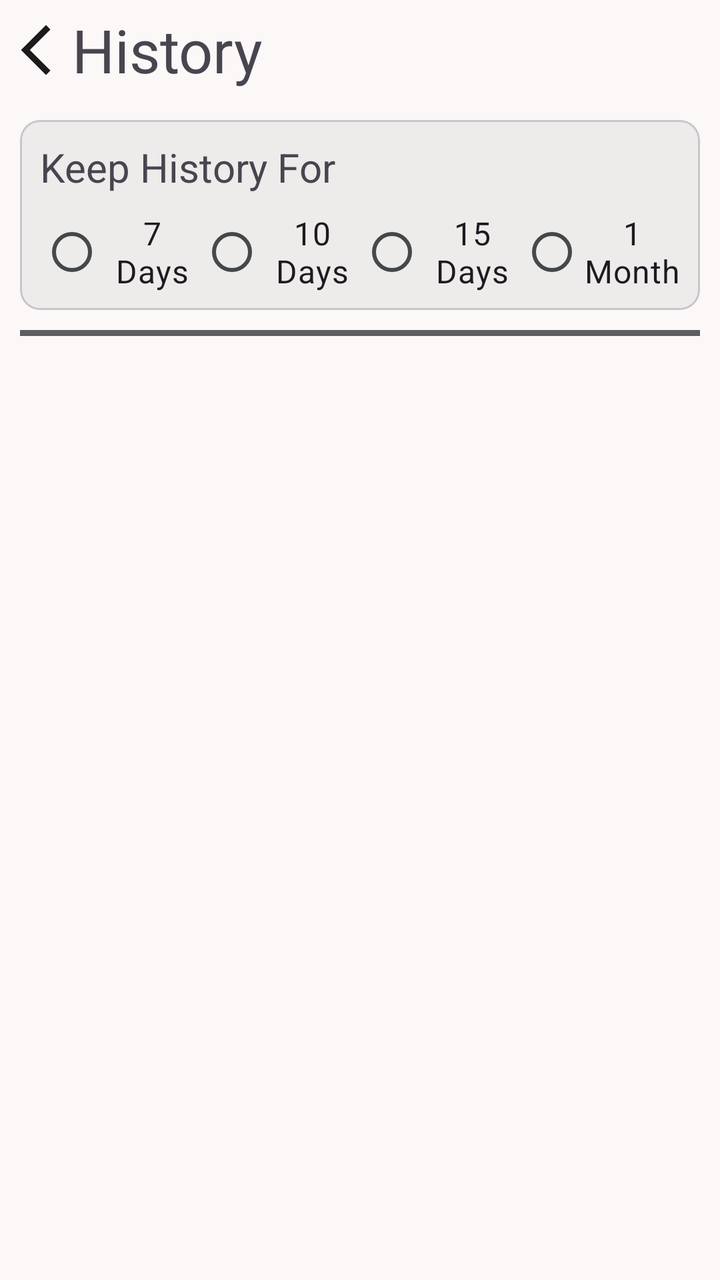
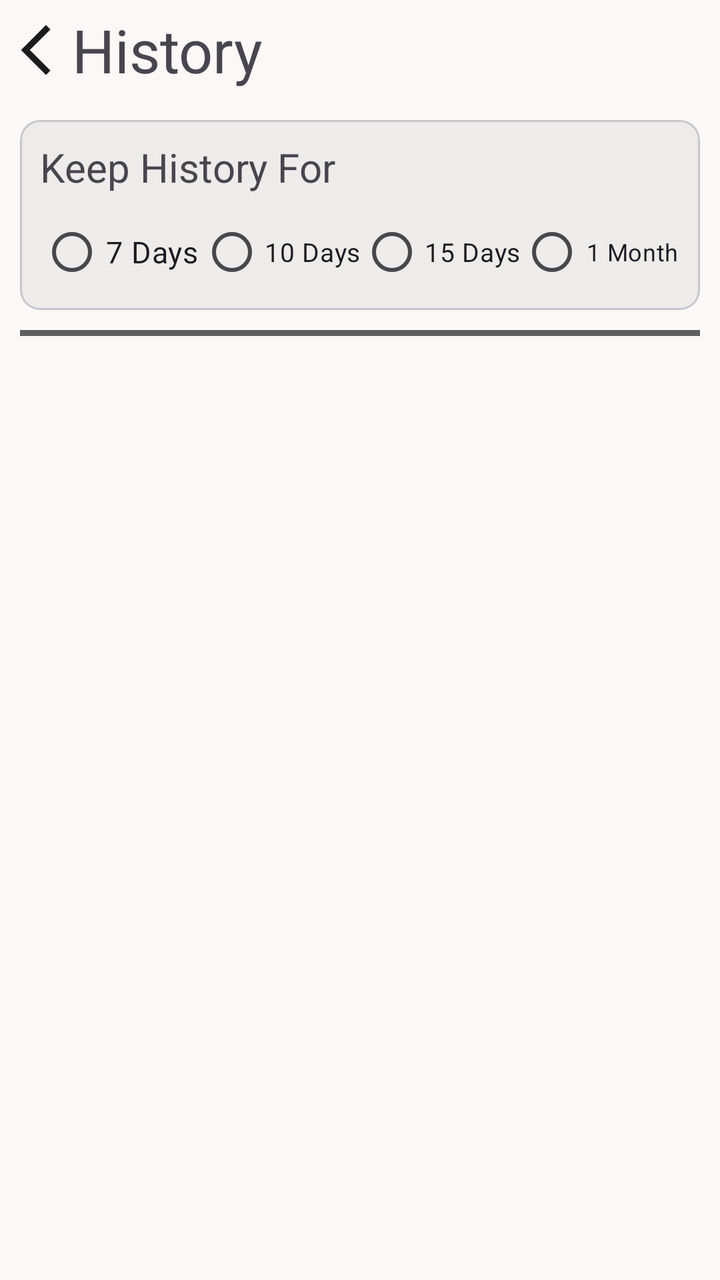

Screens rendered from an Android XML layout before and after an edit, with the pre-edit source and the edit as a unified diff.
<!-- AndroidManifest.xml: application theme Theme.TodayToEat -->
<!-- res/layout/activity_history.xml -->
<?xml version="1.0" encoding="utf-8"?>
<androidx.constraintlayout.widget.ConstraintLayout xmlns:android="http://schemas.android.com/apk/res/android"
    xmlns:app="http://schemas.android.com/apk/res-auto"
    xmlns:tools="http://schemas.android.com/tools"
    android:id="@+id/history_activity"
    android:layout_width="match_parent"
    android:layout_height="match_parent"
    tools:context=".HistoryActivity"
    android:layout_marginTop="30sp">

    <LinearLayout
        android:id="@+id/ll_history_header"
        app:layout_constraintTop_toTopOf="parent"
        android:layout_width="match_parent"
        android:layout_height="50sp"
        android:orientation="horizontal"
        tools:ignore="MissingConstraints">

        <ImageButton
            android:id="@+id/ib_back"
            android:layout_width="0dp"
            android:layout_height="50sp"
            android:layout_gravity="center"
            android:layout_weight="1"
            android:src="@drawable/baseline_arrow_back_ios_new_24"
            android:backgroundTint="@color/transparent"/>

        <TextView
            android:layout_width="0dp"
            android:layout_height="wrap_content"
            android:layout_gravity="center|start"
            android:layout_weight="9"
            android:text="@string/history"
            android:textSize="30sp"
            tools:ignore="MissingConstraints" />

    </LinearLayout>

    <com.google.android.material.card.MaterialCardView
        android:id="@+id/card_history_filter"
        android:layout_width="match_parent"
        android:layout_height="wrap_content"
        android:orientation="vertical"
        app:cardCornerRadius="10sp"
        app:cardElevation="3sp"
        android:outlineAmbientShadowColor="@android:color/transparent"
        android:outlineSpotShadowColor="@android:color/transparent"
        android:layout_margin="10sp"
        app:layout_constraintTop_toBottomOf="@id/ll_history_header">

        <LinearLayout
            android:layout_width="match_parent"
            android:layout_height="wrap_content"
            android:orientation="vertical">

            <TextView
                android:id="@+id/tv_history_filter"
                android:layout_width="match_parent"
                android:layout_height="wrap_content"
                android:text="@string/history_save_time"
                android:textSize="20sp"
                android:gravity="start"
                android:layout_marginStart="10sp"
                android:layout_marginTop="10sp"
                android:layout_marginEnd="10sp" />

            <RadioGroup
                android:id="@+id/rg_date_filter"
                android:layout_width="match_parent"
                android:layout_height="wrap_content"
                android:orientation="horizontal"
                app:layout_constraintTop_toBottomOf="@+id/tv_history_filter"
                android:layout_marginStart="10sp"
                android:layout_marginEnd="10sp"
                android:layout_marginTop="5sp"
                android:layout_marginBottom="5sp"
                android:gravity="center">

                <RadioButton
                    android:id="@+id/rb_7days"
                    android:layout_width="0dp"
                    android:layout_height="wrap_content"
                    android:layout_weight="1"
                    android:text="@string/filter_7_days"
                    android:textSize="16sp"
                    android:gravity="center" />

                <RadioButton
                    android:id="@+id/rb_10days"
                    android:layout_width="0dp"
                    android:layout_height="wrap_content"
                    android:layout_weight="1"
                    android:text="@string/filter_10_days"
                    android:textSize="16sp"
                    android:gravity="center" />

                <RadioButton
                    android:id="@+id/rb_15days"
                    android:layout_width="0dp"
                    android:layout_height="wrap_content"
                    android:layout_weight="1"
                    android:text="@string/filter_15_days"
                    android:textSize="16sp"
                    android:gravity="center" />

                <RadioButton
                    android:id="@+id/rb_30days"
                    android:layout_width="0dp"
                    android:layout_height="wrap_content"
                    android:layout_weight="1"
                    android:text="@string/filter_30_days"
                    android:textSize="16sp"
                    android:gravity="center" />
            </RadioGroup>

        </LinearLayout>

    </com.google.android.material.card.MaterialCardView>

    <View
        android:id="@+id/v_divider"
        android:layout_width="match_parent"
        android:layout_height="3dp"
        android:layout_marginStart="10sp"
        android:layout_marginEnd="10sp"
        android:layout_marginTop="10sp"
        android:background="?attr/colorPrimaryVariant"
        app:layout_constraintTop_toBottomOf="@+id/card_history_filter"
        tools:ignore="MissingConstraints" />


    <androidx.recyclerview.widget.RecyclerView
        android:id="@+id/lv_history"
        android:layout_width="match_parent"
        android:layout_height="0sp"
        android:layout_marginTop="5sp"
        android:fitsSystemWindows="true"
        android:clipToPadding="false"
        app:layout_constraintTop_toBottomOf="@+id/v_divider"
        app:layout_constraintBottom_toBottomOf="parent" />


</androidx.constraintlayout.widget.ConstraintLayout>
<!-- resources referenced by this layout -->
<resources>
  <style name="Theme.TodayToEatBase" parent="Theme.Material3.Light.NoActionBar">
          <item name="colorPrimary">@color/md_theme_primary</item>
          <item name="colorOnPrimary">@color/md_theme_onPrimary</item>
          <item name="colorPrimaryContainer">@color/md_theme_primaryContainer</item>
          <item name="colorOnPrimaryContainer">@color/md_theme_onPrimaryContainer</item>
          <item name="colorSecondary">@color/md_theme_secondary</item>
          <item name="colorOnSecondary">@color/md_theme_onSecondary</item>
          <item name="colorSecondaryContainer">@color/md_theme_secondaryContainer</item>
          <item name="colorOnSecondaryContainer">@color/md_theme_onSecondaryContainer</item>
          <item name="colorTertiary">@color/md_theme_tertiary</item>
          <item name="colorOnTertiary">@color/md_theme_onTertiary</item>
          <item name="colorTertiaryContainer">@color/md_theme_tertiaryContainer</item>
          <item name="colorOnTertiaryContainer">@color/md_theme_onTertiaryContainer</item>
          <item name="colorError">@color/md_theme_error</item>
          <item name="colorOnError">@color/md_theme_onError</item>
          <item name="colorErrorContainer">@color/md_theme_errorContainer</item>
          <item name="colorOnErrorContainer">@color/md_theme_onErrorContainer</item>
          <item name="android:colorBackground">@color/md_theme_background</item>
          <item name="colorOnBackground">@color/md_theme_onBackground</item>
          <item name="colorSurface">@color/md_theme_surface</item>
          <item name="colorOnSurface">@color/md_theme_onSurface</item>
          <item name="colorSurfaceVariant">@color/md_theme_surfaceVariant</item>
          <item name="colorOnSurfaceVariant">@color/md_theme_onSurfaceVariant</item>
          <item name="colorOutline">@color/md_theme_outline</item>
          <item name="colorOutlineVariant">@color/md_theme_outlineVariant</item>
          <item name="colorSurfaceInverse">@color/md_theme_inverseSurface</item>
          <item name="colorOnSurfaceInverse">@color/md_theme_inverseOnSurface</item>
          <item name="colorPrimaryInverse">@color/md_theme_inversePrimary</item>
          <item name="colorPrimaryFixed">@color/md_theme_primaryFixed</item>
          <item name="colorOnPrimaryFixed">@color/md_theme_onPrimaryFixed</item>
          <item name="colorPrimaryFixedDim">@color/md_theme_primaryFixedDim</item>
          <item name="colorOnPrimaryFixedVariant">@color/md_theme_onPrimaryFixedVariant</item>
          <item name="colorSecondaryFixed">@color/md_theme_secondaryFixed</item>
          <item name="colorOnSecondaryFixed">@color/md_theme_onSecondaryFixed</item>
          <item name="colorSecondaryFixedDim">@color/md_theme_secondaryFixedDim</item>
          <item name="colorOnSecondaryFixedVariant">@color/md_theme_onSecondaryFixedVariant</item>
          <item name="colorTertiaryFixed">@color/md_theme_tertiaryFixed</item>
          <item name="colorOnTertiaryFixed">@color/md_theme_onTertiaryFixed</item>
          <item name="colorTertiaryFixedDim">@color/md_theme_tertiaryFixedDim</item>
          <item name="colorOnTertiaryFixedVariant">@color/md_theme_onTertiaryFixedVariant</item>
          <item name="colorSurfaceDim">@color/md_theme_surfaceDim</item>
          <item name="colorSurfaceBright">@color/md_theme_surfaceBright</item>
          <item name="colorSurfaceContainerLowest">@color/md_theme_surfaceContainerLowest</item>
          <item name="colorSurfaceContainerLow">@color/md_theme_surfaceContainerLow</item>
          <item name="colorSurfaceContainer">@color/md_theme_surfaceContainer</item>
          <item name="colorSurfaceContainerHigh">@color/md_theme_surfaceContainerHigh</item>
          <item name="colorSurfaceContainerHighest">@color/md_theme_surfaceContainerHighest</item>
          <item name="android:navigationBarColor">@color/transparent</item>
      </style>
  <!-- unchanged entries left out for length: 55 -->
</resources>

<!-- the commit's change to res/layout/activity_history.xml (unified diff, before → after) -->
@@ -30,8 +30,13 @@
             android:layout_height="wrap_content"
             android:layout_gravity="center|start"
             android:layout_weight="9"
+            android:maxLines="1"
             android:text="@string/history"
             android:textSize="30sp"
+            app:autoSizeMaxTextSize="30sp"
+            app:autoSizeMinTextSize="18sp"
+            app:autoSizeStepGranularity="1sp"
+            app:autoSizeTextType="uniform"
             tools:ignore="MissingConstraints" />
 
     </LinearLayout>
@@ -57,8 +62,13 @@
                 android:id="@+id/tv_history_filter"
                 android:layout_width="match_parent"
                 android:layout_height="wrap_content"
+                android:maxLines="1"
                 android:text="@string/history_save_time"
                 android:textSize="20sp"
+                app:autoSizeMaxTextSize="20sp"
+                app:autoSizeMinTextSize="14sp"
+                app:autoSizeStepGranularity="1sp"
+                app:autoSizeTextType="uniform"
                 android:gravity="start"
                 android:layout_marginStart="10sp"
                 android:layout_marginTop="10sp"
@@ -81,8 +91,13 @@
                     android:layout_width="0dp"
                     android:layout_height="wrap_content"
                     android:layout_weight="1"
+                    android:maxLines="1"
                     android:text="@string/filter_7_days"
                     android:textSize="16sp"
+                    app:autoSizeMaxTextSize="16sp"
+                    app:autoSizeMinTextSize="11sp"
+                    app:autoSizeStepGranularity="1sp"
+                    app:autoSizeTextType="uniform"
                     android:gravity="center" />
 
                 <RadioButton
@@ -90,8 +105,13 @@
                     android:layout_width="0dp"
                     android:layout_height="wrap_content"
                     android:layout_weight="1"
+                    android:maxLines="1"
                     android:text="@string/filter_10_days"
                     android:textSize="16sp"
+                    app:autoSizeMaxTextSize="16sp"
+                    app:autoSizeMinTextSize="11sp"
+                    app:autoSizeStepGranularity="1sp"
+                    app:autoSizeTextType="uniform"
                     android:gravity="center" />
 
                 <RadioButton
@@ -99,8 +119,13 @@
                     android:layout_width="0dp"
                     android:layout_height="wrap_content"
                     android:layout_weight="1"
+                    android:maxLines="1"
                     android:text="@string/filter_15_days"
                     android:textSize="16sp"
+                    app:autoSizeMaxTextSize="16sp"
+                    app:autoSizeMinTextSize="11sp"
+                    app:autoSizeStepGranularity="1sp"
+                    app:autoSizeTextType="uniform"
                     android:gravity="center" />
 
                 <RadioButton
@@ -108,8 +133,13 @@
                     android:layout_width="0dp"
                     android:layout_height="wrap_content"
                     android:layout_weight="1"
+                    android:maxLines="1"
                     android:text="@string/filter_30_days"
                     android:textSize="16sp"
+                    app:autoSizeMaxTextSize="16sp"
+                    app:autoSizeMinTextSize="11sp"
+                    app:autoSizeStepGranularity="1sp"
+                    app:autoSizeTextType="uniform"
                     android:gravity="center" />
             </RadioGroup>
 
<!-- resource entries referenced after the edit -->
@@ -48,6 +48,20 @@
           <item name="colorSurfaceContainerHigh">@color/md_theme_surfaceContainerHigh</item>
           <item name="colorSurfaceContainerHighest">@color/md_theme_surfaceContainerHighest</item>
           <item name="android:navigationBarColor">@color/transparent</item>
+          
+          <item name="materialAlertDialogTheme">@style/ThemeOverlay.TodayToEat.MaterialAlertDialog</item>
+      </style>
+  <style name="ThemeOverlay.TodayToEat.MaterialAlertDialog" parent="ThemeOverlay.Material3.MaterialAlertDialog">
+          <item name="buttonBarPositiveButtonStyle">@style/Widget.TodayToEat.DialogButton</item>
+          <item name="buttonBarNegativeButtonStyle">@style/Widget.TodayToEat.DialogButton</item>
+          <item name="buttonBarNeutralButtonStyle">@style/Widget.TodayToEat.DialogButton</item>
+      </style>
+  <style name="Widget.TodayToEat.DialogButton" parent="Widget.Material3.Button.TextButton.Dialog">
+          <item name="android:maxLines">1</item>
+          <item name="autoSizeTextType">uniform</item>
+          <item name="autoSizeMinTextSize">10sp</item>
+          <item name="autoSizeMaxTextSize">14sp</item>
+          <item name="autoSizeStepGranularity">1sp</item>
       </style>
   <!-- unchanged entries left out for length: 55 -->
 </resources>
